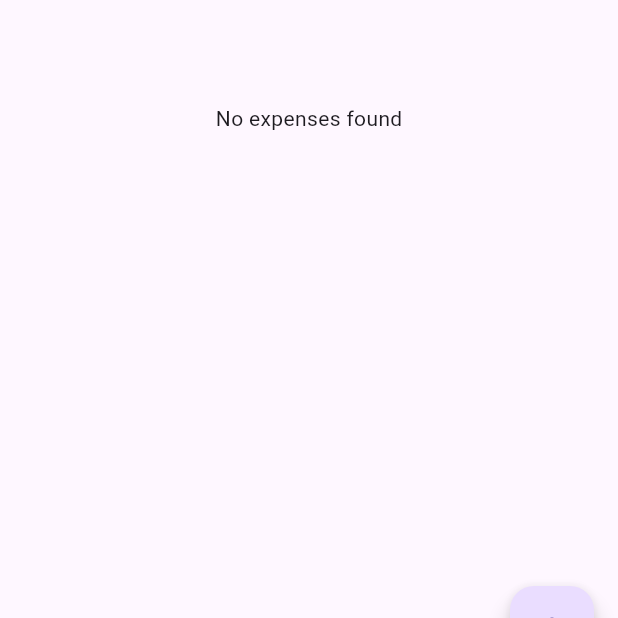
After one commit to ahmedkrenat/expenses, a Flutter app: the screen it shows once a user with an empty profile is signed in, on a phone screen of 412 x 824 dp, the part 542-1160 px from its top. The commit adds this screen. Run offline on Flutter 3.47's test engine with Material 3 defaults, Android fonts, the phone set to English and light mode, and no system bars; our stand-ins replace cloud_firestore, firebase_auth, firebase_core, google_sign_in; accounts and stored records are empty.

Commit message:
flutter clean architecture

```diff
--- /dev/null
+++ b/lib/app/widgets/authentication_gate.dart
@@ -0,0 +1,26 @@
+import 'package:expenses/app/pages/home/home_page.dart';
+import 'package:expenses/app/pages/signin/sign_in_page.dart';
+import 'package:firebase_auth/firebase_auth.dart';
+import 'package:flutter/material.dart';
+
+class AuthGate extends StatelessWidget {
+  @override
+  Widget build(BuildContext context) {
+    return StreamBuilder<User?>(
+      stream: FirebaseAuth.instance.authStateChanges(),
+      builder: (context, snapshot) {
+        if (snapshot.connectionState == ConnectionState.waiting) {
+          return Scaffold(
+            body: Center(child: CircularProgressIndicator()),
+          );
+        } else if (snapshot.hasData) {
+          // User is signed in
+          return HomePage(user: snapshot.data!);
+        } else {
+          // User is not signed in
+          return SignInPage();
+        }
+      },
+    );
+  }
+}
--- /dev/null
+++ b/lib/app/widgets/home/home_widgets.dart
@@ -0,0 +1,83 @@
+import 'package:cloud_firestore/cloud_firestore.dart';
+import 'package:expenses/data/constants.dart';
+import 'package:expenses/data/repositories/database/cloud_firestore.dart';
+import 'package:expenses/domain/entities/Expense.dart';
+import 'package:firebase_auth/firebase_auth.dart';
+import 'package:flutter/material.dart';
+
+class SignOutButton extends StatelessWidget {
+  final VoidCallback onPressed;
+
+  SignOutButton({required this.onPressed});
+
+  @override
+  Widget build(BuildContext context) {
+    return IconButton(
+      icon: Icon(Icons.exit_to_app),
+      onPressed: onPressed,
+    );
+  }
+}
+
+class ExpensesViewer extends StatelessWidget{
+  final FirebaseFirestore fireStore = FirebaseFirestore.instance;
+  final User user;
+
+  ExpensesViewer({required this.user});
+
+  @override
+  Widget build(BuildContext context){
+    return StreamBuilder<QuerySnapshot>(
+      stream: CloudFirestore.getExpensesStream(user),
+      builder: (context, snapshot) {
+        if (snapshot.connectionState == ConnectionState.waiting) {
+          return Center(child: CircularProgressIndicator());
+        }
+
+        if (!snapshot.hasData || snapshot.data!.docs.isEmpty) {
+          return Center(child: Text(Constants.noExpensesFound));
+        }
+
+        List<Expense> expenses = snapshot.data!.docs
+            .map((doc) => Expense.fromDocument(doc))
+            .toList();
+
+        return ListView.builder(
+          itemCount: expenses.length,
+          itemBuilder: (context, index) {
+            Expense expense = expenses[index];
+
+            return ListTile(
+              title: Text(expense.description),
+              subtitle: Text('${expense.amount}'),
+              trailing: Column(
+                crossAxisAlignment: CrossAxisAlignment.end,
+                children: [
+                  Text('ID: ${expense.id}', style: Constants.homeTextStyle),
+                ],
+              ),
+
+            );
+          },
+        );
+      },
+    );
+  }
+}
+
+class NewExpenseButton extends StatelessWidget {
+  final User user;
+
+  NewExpenseButton({required this.user});
+
+  @override
+  Widget build(BuildContext context) {
+    return FloatingActionButton(
+      onPressed: () async {
+        // Add a new expense (replace this with your own logic)
+        await CloudFirestore.saveExpense(user, 'New Expense', 100.0);
+      },
+      child: Icon(Icons.add),
+    );
+  }
+}
--- /dev/null
+++ b/lib/data/constants.dart
@@ -0,0 +1,18 @@
+import 'package:flutter/material.dart';
+
+class Constants {
+  static const String homeText = "Home";
+  static const String signInText = "Sign in";
+  static const String signedInSuccessfully = "Login was succeed!";
+  static const String expensesCollectionName = 'expenses';
+  static const String userIdColumn = 'userId';
+  static const String timestampColumn = 'timestamp';
+  static const String noExpensesFound = 'No expenses found';
+  static const TextStyle homeTextStyle = TextStyle(fontSize: 12, color: Colors.grey);
+  static const String signInIconPath = 'assets/icon/receipt.png';
+  static const TextStyle signInTextStyle = TextStyle(fontSize: 20, color: Colors.grey);
+  static const String signInButtonIconPath = 'assets/icon/google.png';
+  static const String loginWasCanceledMessage =  'Login was canceled';
+  static const String unexpectedErrorMessage = 'Unexpected error, please try again';
+
+}
--- /dev/null
+++ b/lib/data/repositories/database/cloud_firestore.dart
@@ -0,0 +1,30 @@
+import 'package:cloud_firestore/cloud_firestore.dart';
+import 'package:expenses/data/constants.dart';
+import 'package:expenses/domain/entities/Expense.dart';
+import 'package:firebase_auth/firebase_auth.dart';
+
+class CloudFirestore {
+
+  static Future<void> saveExpense(User user, String description, double amount) async {
+    final firestore = FirebaseFirestore.instance;
+    Expense expense = Expense(
+      id: '', // ID will be set by Firestore
+      description: description,
+      amount: amount,
+      timestamp: Timestamp.now(),
+      userId: user.uid,
+    );
+
+    await firestore.collection(Constants.expensesCollectionName).add(expense.toMap());
+  }
+
+  static Stream<QuerySnapshot<Object?>>? getExpensesStream(User user){
+    final FirebaseFirestore fireStore = FirebaseFirestore.instance;
+
+    return fireStore
+        .collection(Constants.expensesCollectionName)
+        .where(Constants.userIdColumn, isEqualTo: user.uid)
+        .orderBy(Constants.timestampColumn, descending: true)
+        .snapshots();
+  }
+}
--- a/lib/main.dart
+++ b/lib/main.dart
@@ -1,6 +1,6 @@
 import 'package:firebase_core/firebase_core.dart';
 import 'package:flutter/material.dart';
-import 'app/pages/login/sign_in_page.dart';
+import 'app/widgets/authentication_gate.dart';
 
 void main() async {
   WidgetsFlutterBinding.ensureInitialized();
```
Also changed, not shown: lib/app/pages/home/home_page.dart (+7 -66 lines), lib/app/pages/login/sign_in_page.dart (deleted, +0 -129 lines), lib/app/pages/signin/sign_in_page.dart (added, +54 -0 lines), lib/app/widgets/signin/sign_in_widget.dart (added, +42 -0 lines), lib/data/repositories/authentication/google_signin.dart (added, +46 -0 lines).
